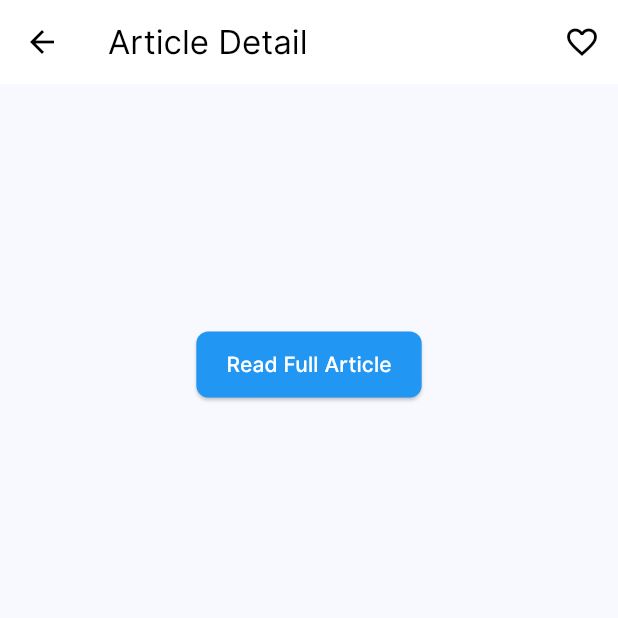
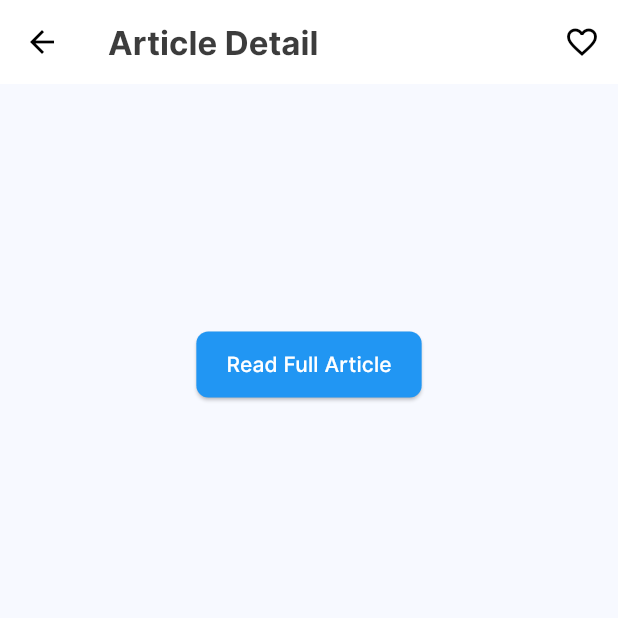
Before and after one commit to amitmasram/news_intelligence_app, a Flutter app: the ArticleDetailScreen screen opened directly with empty values, on a phone screen of 412 x 824 dp, the top half of it. Run offline on Flutter 3.47's test engine with Material 3 defaults, Android fonts, the phone set to English and light mode, and no system bars; our stand-ins replace dartz, dio, equatable, flutter_riverpod, hive_flutter; accounts and stored records are empty.

```diff
--- a/lib/features/news/presentation/screens/article_detail_screen.dart
+++ b/lib/features/news/presentation/screens/article_detail_screen.dart
@@ -38,7 +38,7 @@ class ArticleDetailScreen extends ConsumerWidget {
 
     return Scaffold(
       appBar: AppBar(
-        title: const Text('Article Detail'),
+        title: Text('Article Detail',style: context.heading2BoldMedium,),
         actions: [
           // Favorite toggle button
           IconButton(
--- a/lib/features/news/presentation/screens/favorites_screen.dart
+++ b/lib/features/news/presentation/screens/favorites_screen.dart
@@ -1,5 +1,6 @@
 import 'package:flutter/material.dart';
 import 'package:flutter_riverpod/flutter_riverpod.dart';
+import 'package:news_intelligence_app/core/constants/uiconfigs/themes/custom_text_theme.dart';
 import 'package:news_intelligence_app/features/news/presentation/providers/favorites_provider.dart';
 import 'package:news_intelligence_app/features/news/presentation/screens/article_detail_screen.dart';
 import 'package:news_intelligence_app/features/news/presentation/widgets/article_card.dart';
@@ -13,7 +14,7 @@ class FavoritesScreen extends ConsumerWidget {
 
     return Scaffold(
       appBar: AppBar(
-        title: const Text('Favorite Articles'),
+        title:  Text('Favorite Articles',style: context.heading2BoldMedium,),
       ),
       body: favorites.isEmpty
           ? const Center(child: Text('No favorite articles yet'))
```
Also changed, not shown: lib/features/news/presentation/screens/search_screen.dart (+7 -3 lines).
